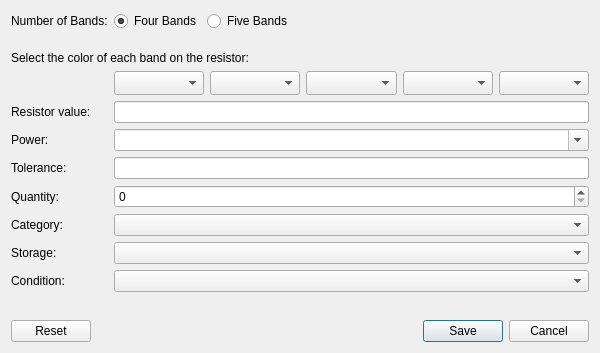
First picture: the form in src/dialogs/quickaddresistordialog.ui, repository jassuncao/myparts, before the edit.
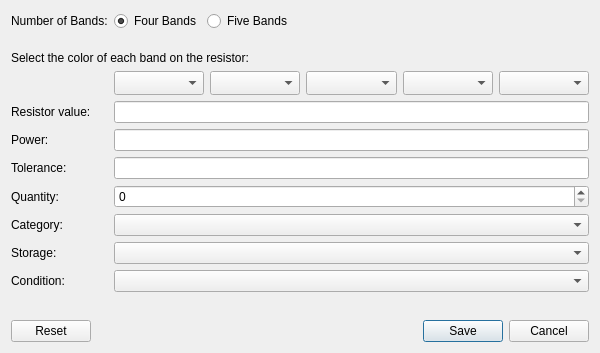
Second picture: the form after the edit. Custom widgets are drawn as their Qt base class.

Commit message: * Parameters editing works * Part parameters editing works. * Quick add resistor dialog works again

```diff
--- a/src/dialogs/quickaddresistordialog.ui
+++ b/src/dialogs/quickaddresistordialog.ui
@@ -81,13 +81,6 @@
        </property>
       </widget>
      </item>
-     <item row="5" column="1">
-      <widget class="QComboBox" name="resistorPowerComboBox">
-       <property name="editable">
-        <bool>true</bool>
-       </property>
-      </widget>
-     </item>
      <item row="8" column="0">
       <widget class="QLabel" name="label_4">
        <property name="text">
@@ -219,6 +212,9 @@
      <item row="6" column="1">
       <widget class="QLineEdit" name="toleranceLineEdit"/>
      </item>
+     <item row="5" column="1">
+      <widget class="QLineEdit" name="resistorPowerRatingLineEdit"/>
+     </item>
     </layout>
    </item>
    <item>
```
Left out of the diff: 2 changed lines with no effect on the pictures. The commit also changes 28 other files.
